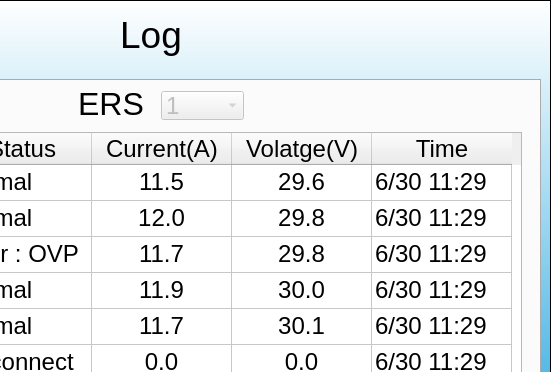
The window that logdialog.ui (Keithsys730/ERC_UI_DEMO) describes before a commit, drawn with Qt 5; both pictures show x 249 to 800 and y 0 to 372 of the 800 by 480 pixel window.
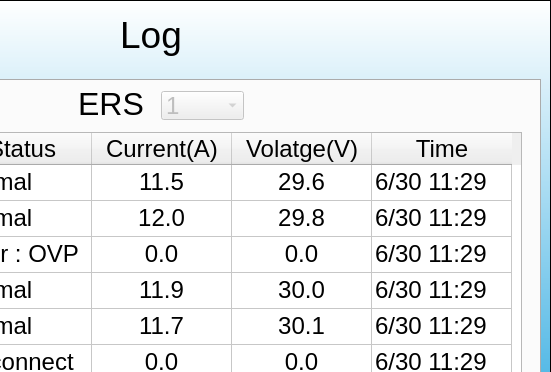
The same window after the commit. Icons and pictures are not drawn.

What changed in the file:
```diff
--- a/logdialog.ui
+++ b/logdialog.ui
@@ -262,7 +262,7 @@
      </item>
      <item row="2" column="2">
       <property name="text">
-       <string>11.7</string>
+       <string>0.0</string>
       </property>
       <property name="textAlignment">
        <set>AlignHCenter|AlignVCenter|AlignCenter</set>
@@ -270,7 +270,7 @@
      </item>
      <item row="2" column="3">
       <property name="text">
-       <string>29.8</string>
+       <string>0.0</string>
       </property>
       <property name="textAlignment">
        <set>AlignHCenter|AlignVCenter|AlignCenter</set>
@@ -1027,7 +1027,7 @@
    <widget class="QPushButton" name="returnMainButton">
     <property name="geometry">
      <rect>
-      <x>720</x>
+      <x>700</x>
       <y>10</y>
       <width>60</width>
       <height>60</height>
@@ -1037,7 +1037,8 @@
      <enum>Qt::NoFocus</enum>
     </property>
     <property name="styleSheet">
-     <string notr="true">border-image: url(:/buttonphotos/home.png);
+     <string notr="true">border-image: url(:/buttonphotos/home1.png);
+background-color:none;
 </string>
     </property>
     <property name="text">
```
